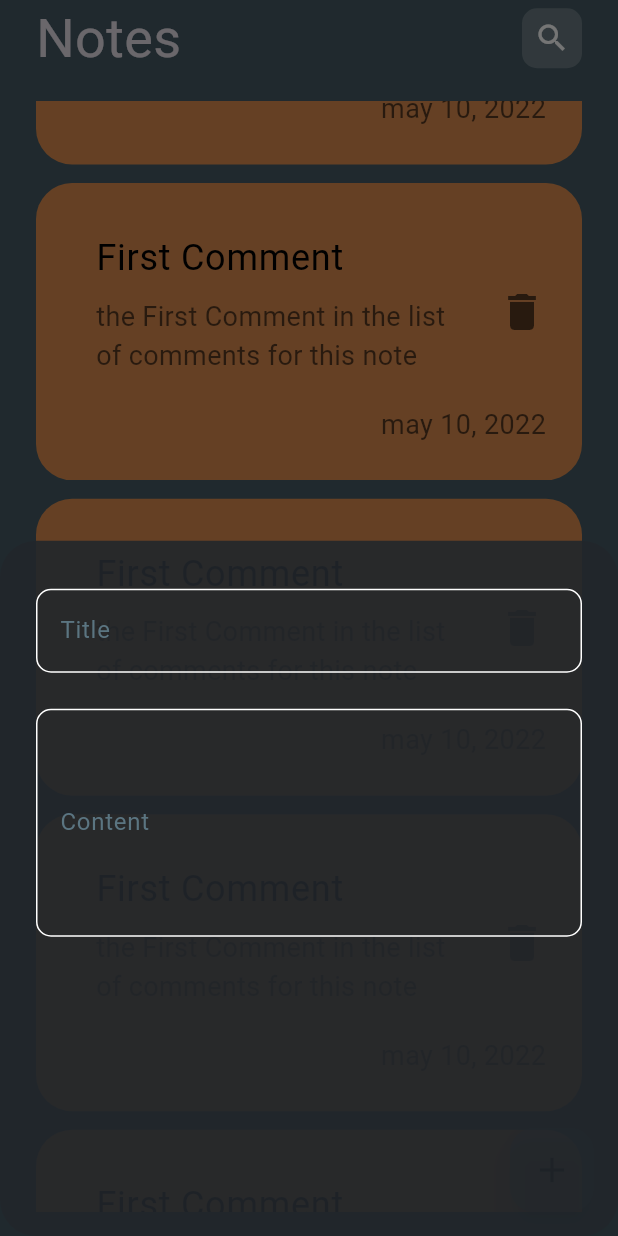
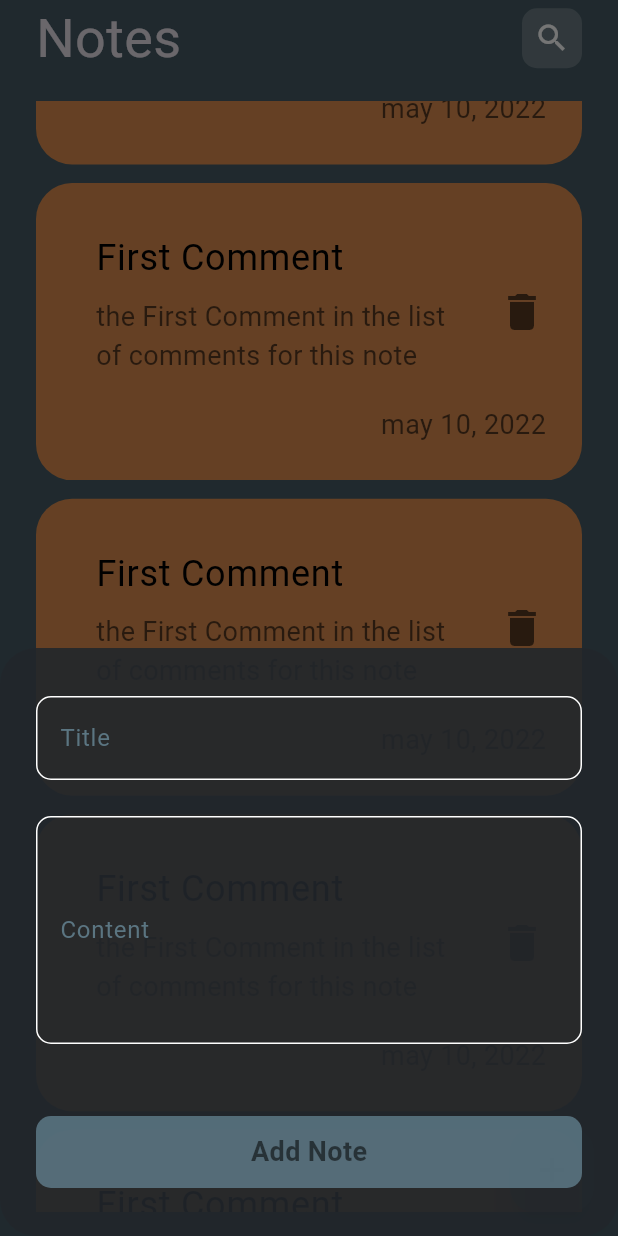
Before and after one commit to wael-saif23/note_app_tr2, a Flutter app: the screen it shows after launch, scrolled down 576 dp, after a tap on the "add" icon, on a phone screen of 412 x 824 dp. Run offline on Flutter 3.47's test engine with Material 3 defaults, Android fonts, the phone set to English and light mode, and no system bars.

Commit message:
Add custom button widget and update bottom sheet layout
- Added a new custom button widget for adding notes
- Updated the layout of the bottom sheet to include the custom button widget

```diff
--- a/lib/widgets/add_note_buttom_sheete.dart
+++ b/lib/widgets/add_note_buttom_sheete.dart
@@ -1,4 +1,6 @@
 import 'package:flutter/material.dart';
+
+import 'package:note_app_tr2/widgets/custom_button.dart';
 
 import 'package:note_app_tr2/widgets/custom_text_field.dart';
 
@@ -9,11 +11,25 @@ class AddNoteButtomSheet extends StatelessWidget {
   Widget build(BuildContext context) {
     return const Padding(
       padding: EdgeInsets.symmetric(vertical: 32, horizontal: 24),
-      child: Column(children: [
-        CustomTextField(hintLabelText: "Title",),
-        SizedBox(height: 24,),
-        CustomTextField(hintLabelText: "Content", maxLines: 5,),
-      ]),
+      child: SingleChildScrollView(
+        child: Column(children: [
+          CustomTextField(
+            hintLabelText: "Title",
+          ),
+          SizedBox(
+            height: 24,
+          ),
+          CustomTextField(
+            hintLabelText: "Content",
+            maxLines: 5,
+          ),
+            SizedBox(
+            height: 48,
+          ),
+          CustomButton(),
+
+        ]),
+      ),
     );
   }
 }
--- /dev/null
+++ b/lib/widgets/custom_button.dart
@@ -0,0 +1,27 @@
+import 'package:flutter/material.dart';
+import 'package:note_app_tr2/constants.dart';
+
+class CustomButton extends StatelessWidget {
+  const CustomButton({super.key});
+
+  @override
+  Widget build(BuildContext context) {
+    return Container(
+        width: MediaQuery.of(context).size.width,
+        height: 48,
+        decoration: BoxDecoration(
+          color: KprimaryColor.withOpacity(.8),
+          borderRadius: BorderRadius.circular(10),
+        ),
+        child: const Center(
+          child: Text(
+            "Add Note",
+            style: TextStyle(
+              color: Colors.black54,
+              fontSize: 18,
+              fontWeight: FontWeight.bold,
+            ),
+          ),
+        ));
+  }
+}
```
